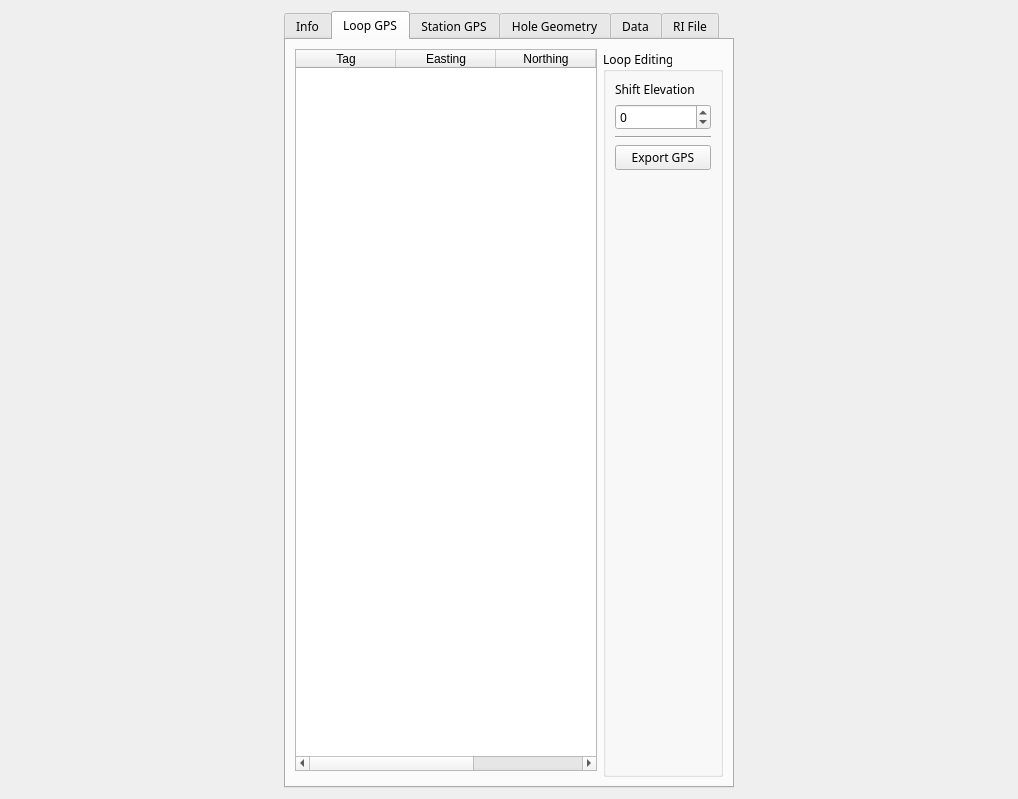
Qt form src/qt_ui/pem_info_widget.ui (Eric-Meunier/Processor-Suite) before a commit.
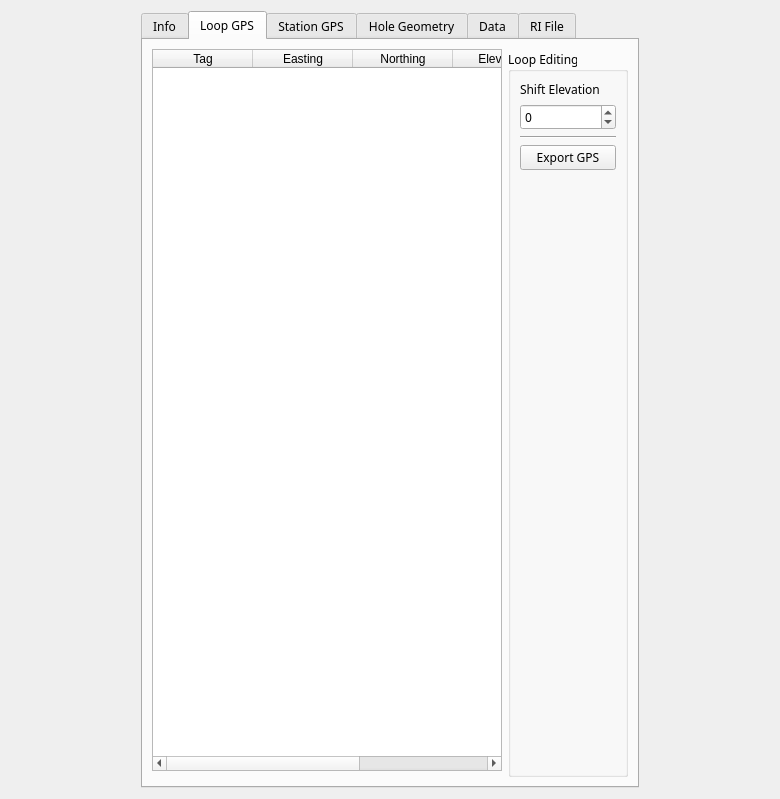
The same form after that commit. The open tabs and pages were chosen to show the change.

What changed in the file:
```diff
--- a/src/qt_ui/pem_info_widget.ui
+++ b/src/qt_ui/pem_info_widget.ui
@@ -6,7 +6,7 @@
    <rect>
     <x>0</x>
     <y>0</y>
-    <width>1018</width>
+    <width>780</width>
     <height>799</height>
    </rect>
   </property>
@@ -29,20 +29,20 @@
    <item row="0" column="0">
     <widget class="QTabWidget" name="tabs">
      <property name="sizePolicy">
-      <sizepolicy hsizetype="Fixed" vsizetype="Expanding">
+      <sizepolicy hsizetype="Maximum" vsizetype="Expanding">
        <horstretch>0</horstretch>
        <verstretch>0</verstretch>
       </sizepolicy>
      </property>
      <property name="minimumSize">
       <size>
-       <width>450</width>
+       <width>400</width>
        <height>0</height>
       </size>
      </property>
      <property name="maximumSize">
       <size>
-       <width>450</width>
+       <width>16777215</width>
        <height>16777215</height>
       </size>
      </property>
@@ -59,7 +59,7 @@
       <enum>QTabWidget::Rounded</enum>
      </property>
      <property name="currentIndex">
-      <number>4</number>
+      <number>1</number>
      </property>
      <widget class="QWidget" name="info_tab">
       <attribute name="title">
@@ -213,7 +213,7 @@
          </property>
          <property name="minimumSize">
           <size>
-           <width>300</width>
+           <width>320</width>
            <height>0</height>
           </size>
          </property>
@@ -472,7 +472,7 @@
          </property>
          <property name="minimumSize">
           <size>
-           <width>300</width>
+           <width>350</width>
            <height>0</height>
           </size>
          </property>
```
